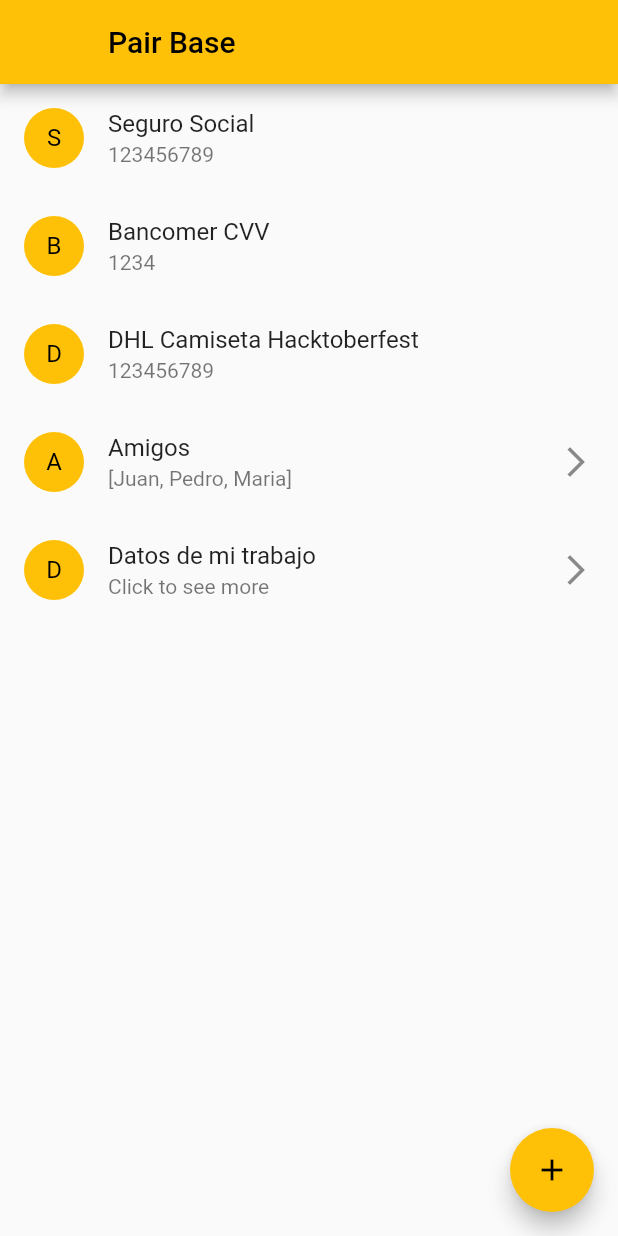
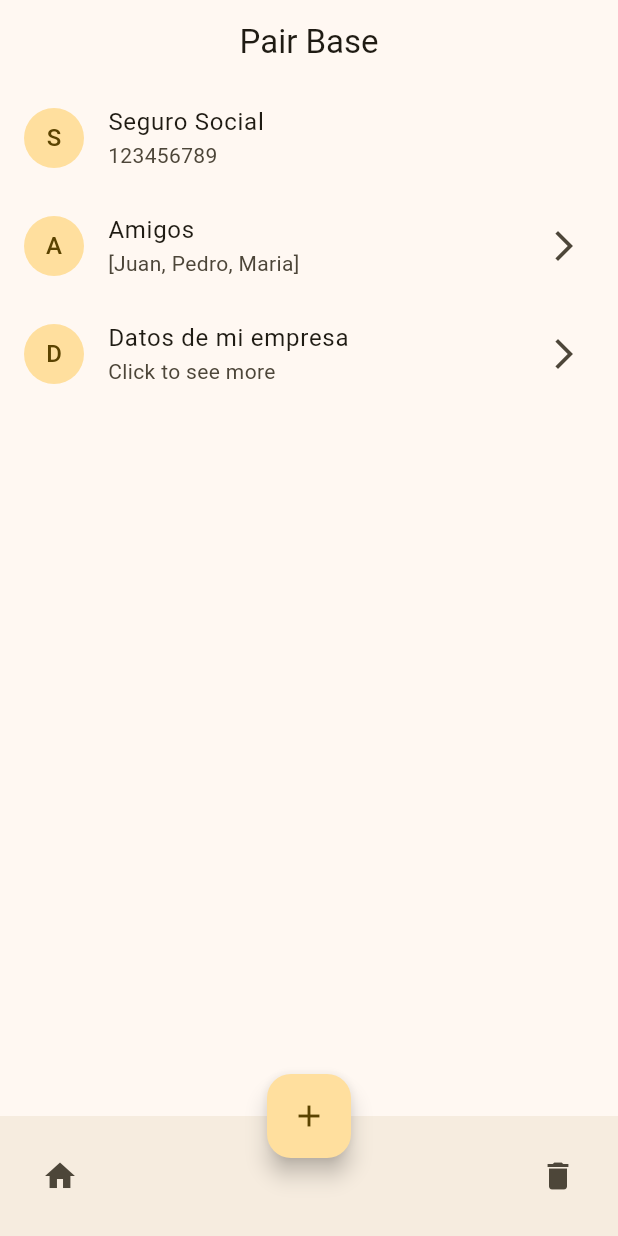
Before and after one commit to edfloreshz/pair_base, a Flutter app: the screen it shows after launch, on a phone screen of 412 x 824 dp. Run offline on Flutter 3.47's test engine with Material 2 defaults, Android fonts, the phone set to English and light mode, and no system bars; our stand-ins replace flutter_secure_storage.

Commit message:
Using Material 3
- Added delete all button
- Added home button
- Moved new button to the center
- Added secure storage

```diff
--- a/lib/main.dart
+++ b/lib/main.dart
@@ -2,70 +2,77 @@ import 'dart:convert';
 
 import 'package:flutter/material.dart';
 import 'package:flutter/services.dart';
+import 'package:flutter_secure_storage/flutter_secure_storage.dart';
 
 void main() {
-  runApp(const MyApp());
+  runApp(const PairBase());
 }
 
-class MyApp extends StatelessWidget {
-  const MyApp({super.key});
+class PairBase extends StatelessWidget {
+  const PairBase({super.key});
 
   // This widget is the root of your application.
   @override
   Widget build(BuildContext context) {
     return MaterialApp(
       title: 'Pair Base',
-      theme: ThemeData(
-        primarySwatch: Colors.amber,
-      ),
-      home: const MyHomePage(),
+      theme: ThemeData(useMaterial3: true, colorSchemeSeed: Colors.amber),
+      debugShowCheckedModeBanner: false,
+      home: const Home(),
     );
   }
 }
 
-class MyHomePage extends StatefulWidget {
-  const MyHomePage({super.key});
+class Home extends StatefulWidget {
+  const Home({super.key});
 
   @override
-  State<MyHomePage> createState() => _MyHomePageState();
+  State<Home> createState() => _HomeState();
 }
 
-class _MyHomePageState extends State<MyHomePage> {
+class _HomeState extends State<Home> {
   String previousKey = "";
   String selectedKey = "";
   Map<dynamic, dynamic> root = {
     "Seguro Social": "123456789",
-    "Bancomer CVV": "1234",
-    "DHL Camiseta Hacktoberfest": "123456789",
     "Amigos": [
       "Juan",
       "Pedro",
       "Maria",
     ],
-    "Datos de mi trabajo": {
+    "Datos de mi empresa": {
       "Nombre de empresa": "TCS",
-      "Telefono": "123456789",
-      "Direccion": "Calle 123",
       "Mas info": {
-        "Nombre": "Maria",
-        "Apellido": "Gonzalez",
-        "Edad": "45",
-        "Telefono": "123456789",
-        "Direccion": "Calle 123",
+        "Telefono": "22211221",
       }
     }
   };
   dynamic currentSet = {};
   String title = "Pair Base";
+  final storage = const FlutterSecureStorage();
 
   @override
   void initState() {
     super.initState();
-    currentSet = root;
+  }
+
+  Future<void> getRootData() async {
+    root = jsonDecode(await storage.read(key: "root") ?? jsonEncode(root));
+  }
+
+  void setDummyData() {
+    storage.write(key: "root", value: jsonEncode(root));
   }
 
   @override
   Widget build(BuildContext context) {
+    var scaffoldMessenger = ScaffoldMessenger.of(context);
+    if (currentSet.isEmpty) {
+      getRootData();
+      setState(() {
+        currentSet = root;
+      });
+    }
     return Scaffold(
       appBar: AppBar(
         leading: Visibility(
@@ -90,6 +97,7 @@ class _MyHomePageState extends State<MyHomePage> {
             },
           ),
         ),
+        centerTitle: true,
         title: Text(title),
       ),
       body: Center(
@@ -98,8 +106,6 @@ class _MyHomePageState extends State<MyHomePage> {
           itemBuilder: (context, index) {
             return ListTile(
               leading: CircleAvatar(
-                backgroundColor: Colors.amber,
-                foregroundColor: Colors.black,
                 child: currentSet is List
                     ? Text(currentSet[index].toString()[0])
                     : Text(currentSet.keys.elementAt(index).toString()[0]),
@@ -109,10 +115,9 @@ class _MyHomePageState extends State<MyHomePage> {
                   : Text(currentSet.keys.elementAt(index).toString()),
               subtitle: currentSet is List
                   ? null
-                  : Text(
-                      currentSet.values.elementAt(index).toString().length > 20
-                          ? "Click to see more"
-                          : currentSet.values.elementAt(index).toString()),
+                  : currentSet.values.elementAt(index) is Map
+                      ? const Text("Click to see more")
+                      : Text(currentSet.values.elementAt(index).toString()),
               trailing: Visibility(
                 visible: currentSet is Map &&
                     (currentSet.values.elementAt(index) is Map ||
@@ -120,6 +125,16 @@ class _MyHomePageState extends State<MyHomePage> {
                 child: const Icon(Icons.arrow_forward_ios),
               ),
               onTap: () async {
+                if (currentSet is List) {
+                  await Clipboard.setData(
+                      ClipboardData(text: currentSet[index].toString()));
+                  scaffoldMessenger.showSnackBar(
+                    const SnackBar(
+                      content: Text("Copied to clipboard"),
+                      duration: Duration(milliseconds: 500),
+                    ),
+                  );
+                } else {
                   if (currentSet.values.elementAt(index) is Map) {
                     setState(() {
                       if (selectedKey != "") {
@@ -141,10 +156,65 @@ class _MyHomePageState extends State<MyHomePage> {
                   } else {
                     await Clipboard.setData(ClipboardData(
                         text: currentSet.values.elementAt(index).toString()));
+                    scaffoldMessenger.showSnackBar(
+                      const SnackBar(
+                        content: Text("Copied to clipboard"),
+                        duration: Duration(milliseconds: 500),
+                      ),
+                    );
+                  }
                 }
               },
             );
           },
+        ),
+      ),
+      bottomNavigationBar: BottomAppBar(
+        child: Row(
+          mainAxisAlignment: MainAxisAlignment.spaceBetween,
+          children: [
+            IconButton(
+              icon: const Icon(Icons.home),
+              onPressed: () {
+                setState(() {
+                  selectedKey = "";
+                  title = 'Pair Base';
+                  currentSet = root;
+                });
+              },
+            ),
+            IconButton(
+              icon: const Icon(Icons.delete),
+              onPressed: () {
+                showDialog(
+                  context: context,
+                  builder: (_) => AlertDialog(
+                    title: const Text("Delete"),
+                    content:
+                        const Text("Are you sure you want to delete this?"),
+                    actions: [
+                      TextButton(
+                        onPressed: () {
+                          Navigator.of(context).pop();
+                        },
+                        child: const Text("Cancel"),
+                      ),
+                      TextButton(
+                        onPressed: () {
+                          storage.deleteAll();
+                          setState(() {
+                            currentSet = {};
+                          });
+                          Navigator.of(context).pop();
+                        },
+                        child: const Text("Delete"),
+                      ),
+                    ],
+                  ),
+                );
+              },
+            ),
+          ],
         ),
       ),
       floatingActionButton: FloatingActionButton(
@@ -152,6 +222,8 @@ class _MyHomePageState extends State<MyHomePage> {
         tooltip: 'Add',
         child: const Icon(Icons.add),
       ),
+      floatingActionButtonLocation:
+          FloatingActionButtonLocation.miniCenterDocked,
     );
   }
 }
--- a/pubspec.yaml
+++ b/pubspec.yaml
@@ -36,6 +36,7 @@ dependencies:
   # The following adds the Cupertino Icons font to your application.
   # Use with the CupertinoIcons class for iOS style icons.
   cupertino_icons: ^1.0.2
+  flutter_secure_storage: ^8.0.0
 
 dev_dependencies:
   flutter_test:
```
Also changed, not shown: 8 other files. Lines whose indentation alone changed are shown as unchanged.
